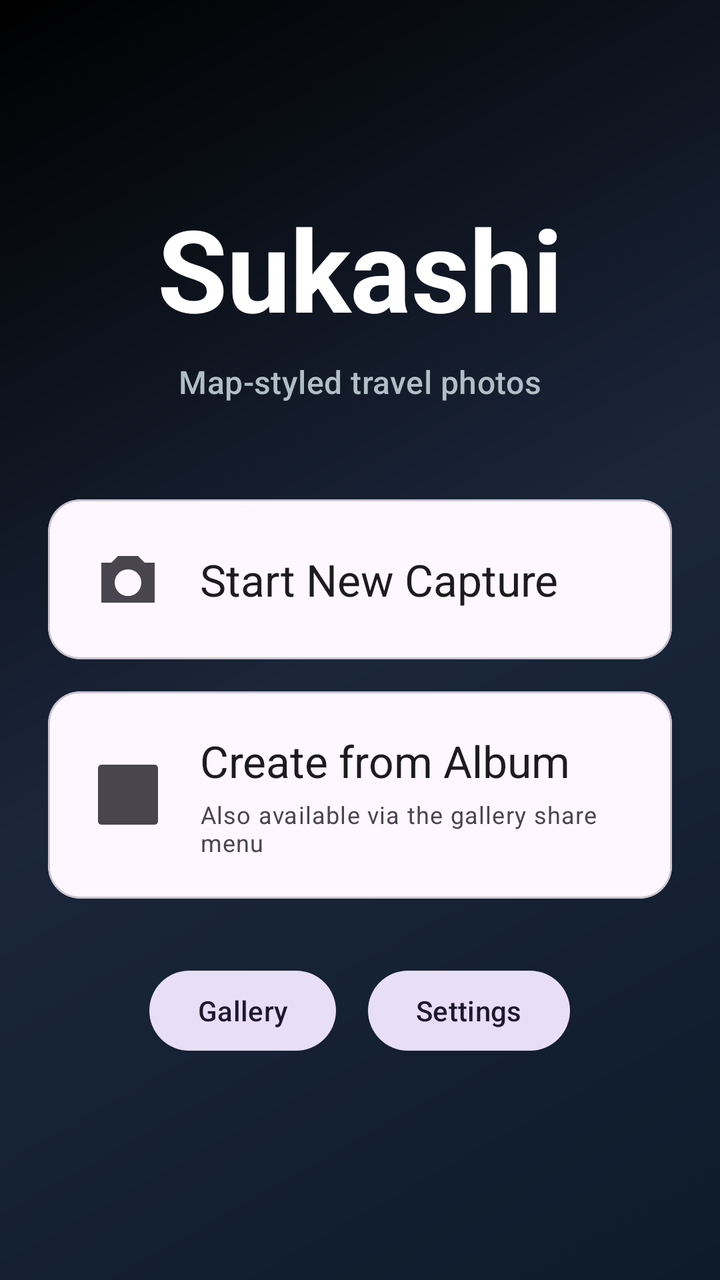
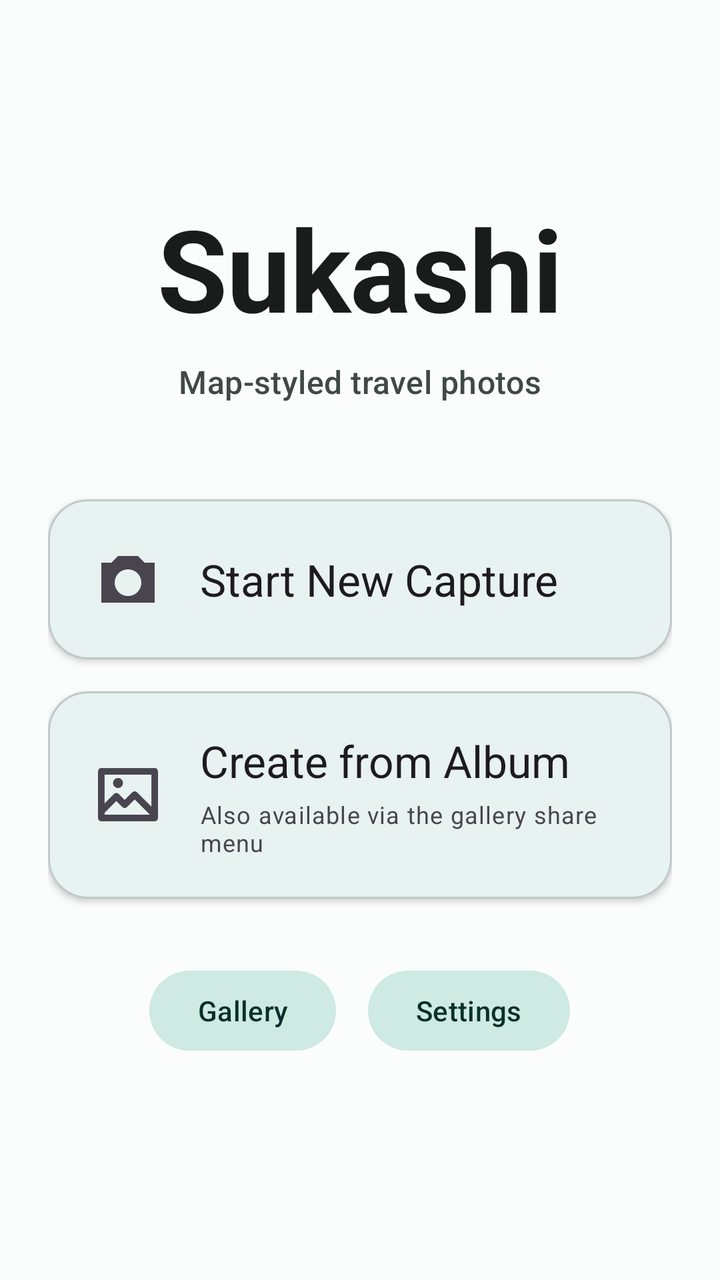

Compare the two renders of this Android layout. The source of the first and the diff that turns it into the second are given below.
<!-- AndroidManifest.xml: application theme Theme.SukashiMap -->
<!-- res/layout/activity_launch.xml -->
<?xml version="1.0" encoding="utf-8"?>
<androidx.coordinatorlayout.widget.CoordinatorLayout xmlns:android="http://schemas.android.com/apk/res/android"
    xmlns:app="http://schemas.android.com/apk/res-auto"
    android:id="@+id/launchRoot"
    android:layout_width="match_parent"
    android:layout_height="match_parent"
    android:background="@drawable/launch_gradient_background">

    <androidx.core.widget.NestedScrollView
        android:layout_width="match_parent"
        android:layout_height="match_parent"
        android:fillViewport="true">

        <LinearLayout
            android:layout_width="match_parent"
            android:layout_height="wrap_content"
            android:gravity="center_horizontal"
            android:orientation="vertical"
            android:padding="24dp">

            <TextView
                android:id="@+id/launchTitle"
                android:layout_width="wrap_content"
                android:layout_height="wrap_content"
                android:layout_marginTop="72dp"
                android:text="@string/launch_app_title"
                android:textAppearance="?attr/textAppearanceDisplayLarge"
                android:textColor="@android:color/white"
                android:textStyle="bold" />

            <TextView
                android:id="@+id/launchSubtitle"
                android:layout_width="wrap_content"
                android:layout_height="wrap_content"
                android:layout_marginTop="8dp"
                android:text="@string/launch_hero_subtitle"
                android:textAppearance="?attr/textAppearanceTitleMedium"
                android:textColor="#B0BEC5" />

            <com.google.android.material.card.MaterialCardView
                android:id="@+id/cardNewCapture"
                android:layout_width="match_parent"
                android:layout_height="wrap_content"
                android:layout_marginTop="48dp"
                android:clickable="true"
                android:focusable="true"
                app:cardCornerRadius="16dp">

                <LinearLayout
                    android:layout_width="match_parent"
                    android:layout_height="wrap_content"
                    android:gravity="center_vertical"
                    android:orientation="horizontal"
                    android:padding="20dp">

                    <ImageView
                        android:layout_width="40dp"
                        android:layout_height="40dp"
                        android:contentDescription="@null"
                        android:src="@drawable/ic_camera" />

                    <TextView
                        android:layout_width="0dp"
                        android:layout_height="wrap_content"
                        android:layout_weight="1"
                        android:layout_marginStart="16dp"
                        android:text="@string/launch_start_capture"
                        android:textAppearance="?attr/textAppearanceTitleLarge" />
                </LinearLayout>
            </com.google.android.material.card.MaterialCardView>

            <com.google.android.material.card.MaterialCardView
                android:id="@+id/cardFromAlbum"
                android:layout_width="match_parent"
                android:layout_height="wrap_content"
                android:layout_marginTop="16dp"
                android:clickable="true"
                android:focusable="true"
                app:cardCornerRadius="16dp">

                <LinearLayout
                    android:layout_width="match_parent"
                    android:layout_height="wrap_content"
                    android:gravity="center_vertical"
                    android:orientation="horizontal"
                    android:padding="20dp">

                    <ImageView
                        android:layout_width="40dp"
                        android:layout_height="40dp"
                        android:contentDescription="@null"
                        android:src="@drawable/ic_gallery" />

                    <LinearLayout
                        android:layout_width="0dp"
                        android:layout_height="wrap_content"
                        android:layout_weight="1"
                        android:layout_marginStart="16dp"
                        android:orientation="vertical">

                        <TextView
                            android:layout_width="wrap_content"
                            android:layout_height="wrap_content"
                            android:text="@string/launch_create_from_album"
                            android:textAppearance="?attr/textAppearanceTitleLarge" />

                        <TextView
                            android:layout_width="wrap_content"
                            android:layout_height="wrap_content"
                            android:layout_marginTop="4dp"
                            android:text="@string/launch_create_from_album_hint"
                            android:textAppearance="?attr/textAppearanceBodySmall" />
                    </LinearLayout>
                </LinearLayout>
            </com.google.android.material.card.MaterialCardView>

            <LinearLayout
                android:layout_width="match_parent"
                android:layout_height="wrap_content"
                android:layout_marginTop="32dp"
                android:gravity="center"
                android:orientation="horizontal">

                <com.google.android.material.button.MaterialButton
                    android:id="@+id/btnLaunchGallery"
                    style="@style/Widget.Material3.Button.TonalButton"
                    android:layout_width="wrap_content"
                    android:layout_height="wrap_content"
                    android:text="@string/btn_gallery" />

                <com.google.android.material.button.MaterialButton
                    android:id="@+id/btnLaunchSettings"
                    style="@style/Widget.Material3.Button.TonalButton"
                    android:layout_width="wrap_content"
                    android:layout_height="wrap_content"
                    android:layout_marginStart="16dp"
                    android:text="@string/settings" />
            </LinearLayout>
        </LinearLayout>
    </androidx.core.widget.NestedScrollView>
</androidx.coordinatorlayout.widget.CoordinatorLayout>
<!-- resources referenced by this layout -->
<resources>
  <!-- drawable ic_gallery (drawable) -->
  <vector xmlns:android="http://schemas.android.com/apk/res/android" android:width="24dp" android:height="24dp" android:viewportWidth="24" android:viewportHeight="24" android:tint="?attr/colorControlNormal"><path android:fillColor="#FFFFFF" android:pathData="M4,4h16v16h-16zM4,4"/><path android:strokeColor="#FFFFFF" android:strokeWidth="2" android:strokeLineCap="round" android:strokeLineJoin="round" android:fillColor="#00000000" android:pathData="M4,4h16v16h-16z"/><path android:fillColor="#FFFFFF" android:pathData="M8.5,10.5a1.5,1.5 0 1,0 0,-3 1.5,1.5 0 0,0 0,3zM4,18l5,-5 3,3 3,-3 5,5"/></vector>
  <!-- drawable launch_gradient_background (drawable) -->
  <?xml version="1.0" encoding="utf-8"?>
  <shape xmlns:android="http://schemas.android.com/apk/res/android">
      <gradient
          android:angle="135"
          android:startColor="#0D1B2A"
          android:centerColor="#1B263B"
          android:endColor="#000000"
          android:type="linear" />
  </shape>
  <style name="Theme.SukashiMap" parent="Theme.Material3.DayNight.NoActionBar">
          <item name="android:statusBarColor">@android:color/black</item>
          <item name="android:navigationBarColor">@android:color/black</item>
          <item name="android:windowBackground">@android:color/black</item>
      </style>
  <!-- unchanged entries left out for length: 8 -->
</resources>

<!-- the commit's change to res/layout/activity_launch.xml (unified diff, before → after) -->
@@ -4,7 +4,7 @@
     android:id="@+id/launchRoot"
     android:layout_width="match_parent"
     android:layout_height="match_parent"
-    android:background="@drawable/launch_gradient_background">
+    android:background="?attr/colorSurface">
 
     <androidx.core.widget.NestedScrollView
         android:layout_width="match_parent"
@@ -25,7 +25,7 @@
                 android:layout_marginTop="72dp"
                 android:text="@string/launch_app_title"
                 android:textAppearance="?attr/textAppearanceDisplayLarge"
-                android:textColor="@android:color/white"
+                android:textColor="?attr/colorOnSurface"
                 android:textStyle="bold" />
 
             <TextView
@@ -35,7 +35,7 @@
                 android:layout_marginTop="8dp"
                 android:text="@string/launch_hero_subtitle"
                 android:textAppearance="?attr/textAppearanceTitleMedium"
-                android:textColor="#B0BEC5" />
+                android:textColor="?attr/colorOnSurfaceVariant" />
 
             <com.google.android.material.card.MaterialCardView
                 android:id="@+id/cardNewCapture"
@@ -44,7 +44,8 @@
                 android:layout_marginTop="48dp"
                 android:clickable="true"
                 android:focusable="true"
-                app:cardCornerRadius="16dp">
+                app:cardCornerRadius="20dp"
+                app:cardElevation="2dp">
 
                 <LinearLayout
                     android:layout_width="match_parent"
@@ -76,7 +77,8 @@
                 android:layout_marginTop="16dp"
                 android:clickable="true"
                 android:focusable="true"
-                app:cardCornerRadius="16dp">
+                app:cardCornerRadius="20dp"
+                app:cardElevation="2dp">
 
                 <LinearLayout
                     android:layout_width="match_parent"
<!-- resource entries referenced after the edit -->
@@ -1,22 +1,83 @@
 <!-- resources referenced by this layout -->
 <resources>
   <!-- drawable ic_gallery (drawable) -->
-  <vector xmlns:android="http://schemas.android.com/apk/res/android" android:width="24dp" android:height="24dp" android:viewportWidth="24" android:viewportHeight="24" android:tint="?attr/colorControlNormal"><path android:fillColor="#FFFFFF" android:pathData="M4,4h16v16h-16zM4,4"/><path android:strokeColor="#FFFFFF" android:strokeWidth="2" android:strokeLineCap="round" android:strokeLineJoin="round" android:fillColor="#00000000" android:pathData="M4,4h16v16h-16z"/><path android:fillColor="#FFFFFF" android:pathData="M8.5,10.5a1.5,1.5 0 1,0 0,-3 1.5,1.5 0 0,0 0,3zM4,18l5,-5 3,3 3,-3 5,5"/></vector>
-  <!-- drawable launch_gradient_background (drawable) -->
-  <?xml version="1.0" encoding="utf-8"?>
-  <shape xmlns:android="http://schemas.android.com/apk/res/android">
-      <gradient
-          android:angle="135"
-          android:startColor="#0D1B2A"
-          android:centerColor="#1B263B"
-          android:endColor="#000000"
-          android:type="linear" />
-  </shape>
+  <vector xmlns:android="http://schemas.android.com/apk/res/android"
+      android:width="24dp" android:height="24dp"
+      android:viewportWidth="24" android:viewportHeight="24"
+      android:tint="?attr/colorControlNormal">
+      <path
+          android:fillColor="#00000000"
+          android:strokeColor="#FFFFFF"
+          android:strokeWidth="2"
+          android:strokeLineCap="round"
+          android:strokeLineJoin="round"
+          android:pathData="M4,5h16v14H4z" />
+      <path
+          android:fillColor="#FFFFFF"
+          android:pathData="M9,10a1.5,1.5 0 1,0 0,-3 1.5,1.5 0 0,0 0,3z" />
+      <path
+          android:fillColor="#00000000"
+          android:strokeColor="#FFFFFF"
+          android:strokeWidth="2"
+          android:strokeLineCap="round"
+          android:strokeLineJoin="round"
+          android:pathData="M4,17l4.5,-4.5 2.5,2.5 3,-3L20,18" />
+  </vector>
   <style name="Theme.SukashiMap" parent="Theme.Material3.DayNight.NoActionBar">
-          <item name="android:statusBarColor">@android:color/black</item>
-          <item name="android:navigationBarColor">@android:color/black</item>
-          <item name="android:windowBackground">@android:color/black</item>
+          <item name="colorPrimary">@color/md_primary</item>
+          <item name="colorOnPrimary">@color/md_on_primary</item>
+          <item name="colorPrimaryContainer">@color/md_primary_container</item>
+          <item name="colorOnPrimaryContainer">@color/md_on_primary_container</item>
+          <item name="colorSecondary">@color/md_secondary</item>
+          <item name="colorOnSecondary">@color/md_on_secondary</item>
+          <item name="colorSecondaryContainer">@color/md_secondary_container</item>
+          <item name="colorOnSecondaryContainer">@color/md_on_secondary_container</item>
+          <item name="colorTertiary">@color/md_tertiary</item>
+          <item name="colorTertiaryContainer">@color/md_tertiary_container</item>
+          <item name="colorOnTertiaryContainer">@color/md_on_tertiary_container</item>
+          <item name="colorError">@color/md_error</item>
+          <item name="colorOnError">@color/md_on_error</item>
+          <item name="colorErrorContainer">@color/md_error_container</item>
+          <item name="colorOnErrorContainer">@color/md_on_error_container</item>
+          <item name="android:colorBackground">@color/md_background</item>
+          <item name="colorOnBackground">@color/md_on_background</item>
+          <item name="colorSurface">@color/md_surface</item>
+          <item name="colorOnSurface">@color/md_on_surface</item>
+          <item name="colorSurfaceVariant">@color/md_surface_variant</item>
+          <item name="colorOnSurfaceVariant">@color/md_on_surface_variant</item>
+          <item name="colorOutline">@color/md_outline</item>
+          <item name="colorOutlineVariant">@color/md_outline_variant</item>
+          <item name="colorSurfaceInverse">@color/md_inverse_surface</item>
+          <item name="colorOnSurfaceInverse">@color/md_inverse_on_surface</item>
+          <item name="android:navigationBarColor">?attr/colorSurface</item>
+          <item name="android:windowBackground">?attr/colorSurface</item>
+          <item name="android:windowLightStatusBar">?attr/isLightTheme</item>
       </style>
+  <color name="md_primary">#006A60</color>
+  <color name="md_on_primary">#FFFFFF</color>
+  <color name="md_primary_container">#6FF7E4</color>
+  <color name="md_on_primary_container">#00201C</color>
+  <color name="md_secondary">#4D635E</color>
+  <color name="md_on_secondary">#FFFFFF</color>
+  <color name="md_secondary_container">#CFE9E3</color>
+  <color name="md_on_secondary_container">#09302A</color>
+  <color name="md_tertiary">#456179</color>
+  <color name="md_tertiary_container">#CCE2FA</color>
+  <color name="md_on_tertiary_container">#042738</color>
+  <color name="md_error">#BA1A1A</color>
+  <color name="md_on_error">#FFFFFF</color>
+  <color name="md_error_container">#FFDAD6</color>
+  <color name="md_on_error_container">#410002</color>
+  <color name="md_background">#FAFDFB</color>
+  <color name="md_on_background">#191C1B</color>
+  <color name="md_surface">#FAFDFB</color>
+  <color name="md_on_surface">#191C1B</color>
+  <color name="md_surface_variant">#DAE5E1</color>
+  <color name="md_on_surface_variant">#3F4947</color>
+  <color name="md_outline">#6F7977</color>
+  <color name="md_outline_variant">#BEC9C6</color>
+  <color name="md_inverse_surface">#2D3130</color>
+  <color name="md_inverse_on_surface">#EFF1EE</color>
   <!-- unchanged entries left out for length: 8 -->
 </resources>
 
